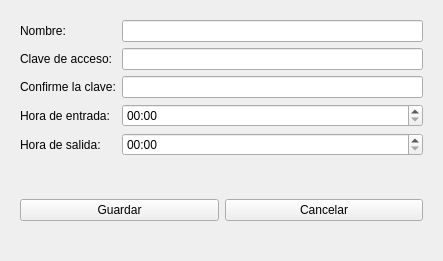
The window that ui/VentanaInformacionEmpleado.ui (kevin-luna/AsistenciaEmpleados) describes before a commit, drawn with Qt 5.
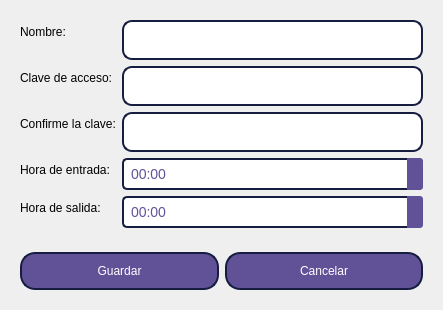
The same window after the commit.

```diff
--- a/ui/VentanaInformacionEmpleado.ui
+++ b/ui/VentanaInformacionEmpleado.ui
@@ -19,6 +19,25 @@
      <layout class="QHBoxLayout" name="horizontalLayout">
       <item>
        <widget class="QPushButton" name="botonGuardarEmpleado">
+        <property name="styleSheet">
+         <string notr="true">QPushButton {
+    border-radius: 15px; /* Redondea los bordes del botón */
+    background-color: #615298; /* Color de fondo en estado base */
+    color: white; /* Color del texto */
+    padding: 10px 20px; /* Espaciado interno */
+    border: 2px solid #161d41; /* Borde del botón */
+}
+
+QPushButton:hover {
+    background-color: #9769bb; /* Color de fondo cuando el mouse está encima */
+    border: 2px solid #5266d3; /* Color del borde cuando el mouse está encima */
+}
+
+QPushButton:pressed {
+    background-color: #36356c; /* Color de fondo cuando el botón está presionado */
+    border: 2px solid #161d41; /* Color del borde cuando el botón está presionado */
+}</string>
+        </property>
         <property name="text">
          <string>Guardar</string>
         </property>
@@ -26,6 +45,25 @@
       </item>
       <item>
        <widget class="QPushButton" name="botonCancelar">
+        <property name="styleSheet">
+         <string notr="true">QPushButton {
+    border-radius: 15px; /* Redondea los bordes del botón */
+    background-color: #615298; /* Color de fondo en estado base */
+    color: white; /* Color del texto */
+    padding: 10px 20px; /* Espaciado interno */
+    border: 2px solid #161d41; /* Borde del botón */
+}
+
+QPushButton:hover {
+    background-color: #9769bb; /* Color de fondo cuando el mouse está encima */
+    border: 2px solid #5266d3; /* Color del borde cuando el mouse está encima */
+}
+
+QPushButton:pressed {
+    background-color: #36356c; /* Color de fondo cuando el botón está presionado */
+    border: 2px solid #161d41; /* Color del borde cuando el botón está presionado */
+}</string>
+        </property>
         <property name="text">
          <string>Cancelar</string>
         </property>
@@ -45,7 +83,16 @@
        </widget>
       </item>
       <item row="1" column="1">
-       <widget class="QLineEdit" name="campoNombre"/>
+       <widget class="QLineEdit" name="campoNombre">
+        <property name="styleSheet">
+         <string notr="true">QLineEdit{
+	border-radius: 10px;
+	padding: 10px 20px;
+	border: 2px solid #161d41;
+}
+</string>
+        </property>
+       </widget>
       </item>
       <item row="2" column="0">
        <widget class="QLabel" name="etiquetaClave">
@@ -56,6 +103,14 @@
       </item>
       <item row="2" column="1">
        <widget class="QLineEdit" name="campoClave">
+        <property name="styleSheet">
+         <string notr="true">QLineEdit{
+	border-radius: 10px;
+	padding: 10px 20px;
+	border: 2px solid #161d41;
+}
+</string>
+        </property>
         <property name="echoMode">
          <enum>QLineEdit::Password</enum>
         </property>
@@ -77,6 +132,46 @@
       </item>
       <item row="4" column="1">
        <widget class="QTimeEdit" name="tiempoEntrada">
+        <property name="styleSheet">
+         <string notr="true">QTimeEdit {
+    background-color: #ffffff; /* Color de fondo */
+    color: #615298; /* Color del texto */
+	border: 2px solid #161d41;
+    border-radius: 5px; /* Bordes redondeados */
+    padding: 5px; /* Espaciado interno */
+    min-width: 100px; /* Ancho mínimo */
+    font-size: 14px; /* Tamaño de la fuente */
+}
+
+QTimeEdit::up-button {
+    subcontrol-origin: border;
+    subcontrol-position: top right;
+    width: 16px;
+    border: none; /* Sin borde para el botón */
+    background-color: #615298; /* Color de fondo del botón de incremento */
+    border-top-right-radius: 3px; /* Borde redondeado superior derecho */
+    border-bottom-right-radius: 0px; /* Borde no redondeado inferior derecho */
+}
+
+QTimeEdit::down-button {
+    subcontrol-origin: border;
+    subcontrol-position: bottom right;
+    width: 16px;
+    border: none; /* Sin borde para el botón */
+    background-color: #615298; /* Color de fondo del botón de decremento */
+    border-top-right-radius: 0px; /* Borde no redondeado superior derecho */
+    border-bottom-right-radius: 3px; /* Borde redondeado inferior derecho */
+}
+
+QTimeEdit::up-button:hover, QTimeEdit::down-button:hover {
+    background-color: #b57edc; /* Color de fondo cuando el mouse está encima */
+}
+
+QTimeEdit::up-button:pressed, QTimeEdit::down-button:pressed {
+    background-color: #d4a0ff; /* Color de fondo cuando el botón está presionado */
+}
+</string>
+        </property>
         <property name="displayFormat">
          <string>hh:mm</string>
         </property>
@@ -91,6 +186,46 @@
       </item>
       <item row="5" column="1">
        <widget class="QTimeEdit" name="tiempoSalida">
+        <property name="styleSheet">
+         <string notr="true">QTimeEdit {
+    background-color: #ffffff; /* Color de fondo */
+    color: #615298; /* Color del texto */
+	border: 2px solid #161d41;
+    border-radius: 5px; /* Bordes redondeados */
+    padding: 5px; /* Espaciado interno */
+    min-width: 100px; /* Ancho mínimo */
+    font-size: 14px; /* Tamaño de la fuente */
+}
+
+QTimeEdit::up-button {
+    subcontrol-origin: border;
+    subcontrol-position: top right;
+    width: 16px;
+    border: none; /* Sin borde para el botón */
+    background-color: #615298; /* Color de fondo del botón de incremento */
+    border-top-right-radius: 3px; /* Borde redondeado superior derecho */
+    border-bottom-right-radius: 0px; /* Borde no redondeado inferior derecho */
+}
+
+QTimeEdit::down-button {
+    subcontrol-origin: border;
+    subcontrol-position: bottom right;
+    width: 16px;
+    border: none; /* Sin borde para el botón */
+    background-color: #615298; /* Color de fondo del botón de decremento */
+    border-top-right-radius: 0px; /* Borde no redondeado superior derecho */
+    border-bottom-right-radius: 3px; /* Borde redondeado inferior derecho */
+}
+
+QTimeEdit::up-button:hover, QTimeEdit::down-button:hover {
+    background-color: #b57edc; /* Color de fondo cuando el mouse está encima */
+}
+
+QTimeEdit::up-button:pressed, QTimeEdit::down-button:pressed {
+    background-color: #d4a0ff; /* Color de fondo cuando el botón está presionado */
+}
+</string>
+        </property>
         <property name="displayFormat">
          <string>hh:mm</string>
         </property>
@@ -98,6 +233,14 @@
       </item>
       <item row="3" column="1">
        <widget class="QLineEdit" name="campoConfirmacionClave">
+        <property name="styleSheet">
+         <string notr="true">QLineEdit{
+	border-radius: 10px;
+	padding: 10px 20px;
+	border: 2px solid #161d41;
+}
+</string>
+        </property>
         <property name="echoMode">
          <enum>QLineEdit::Password</enum>
         </property>
```
